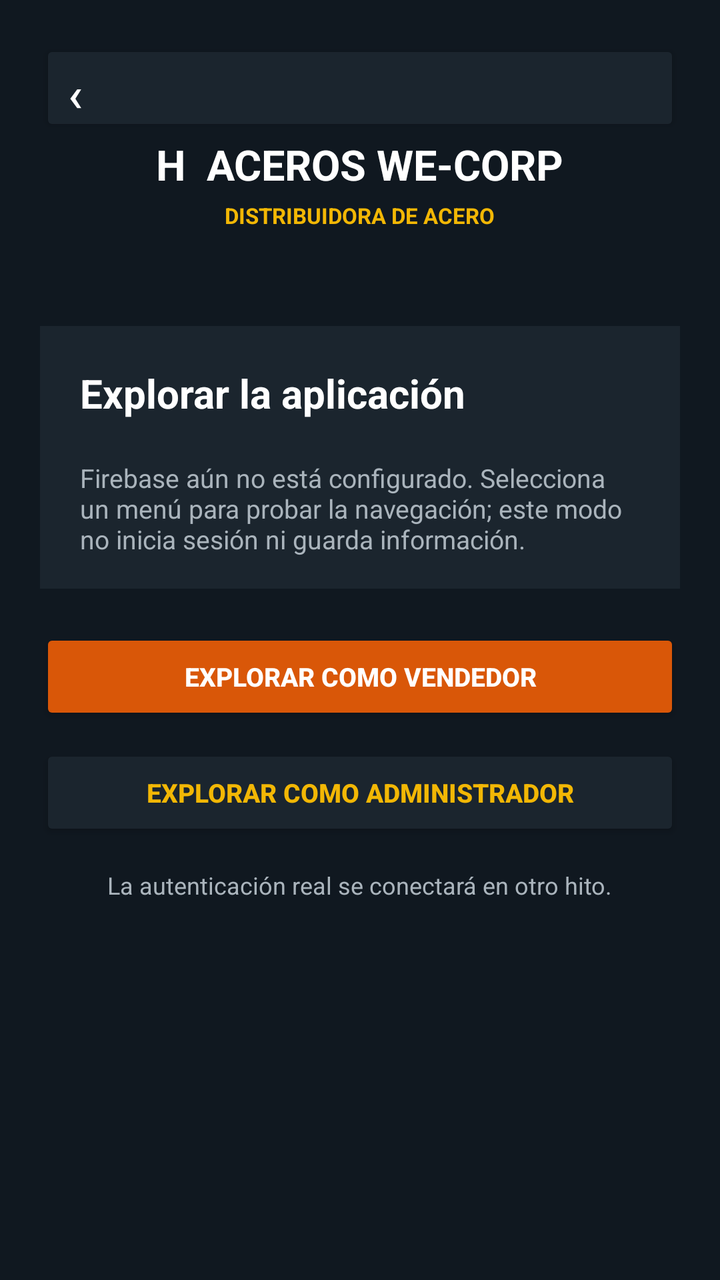
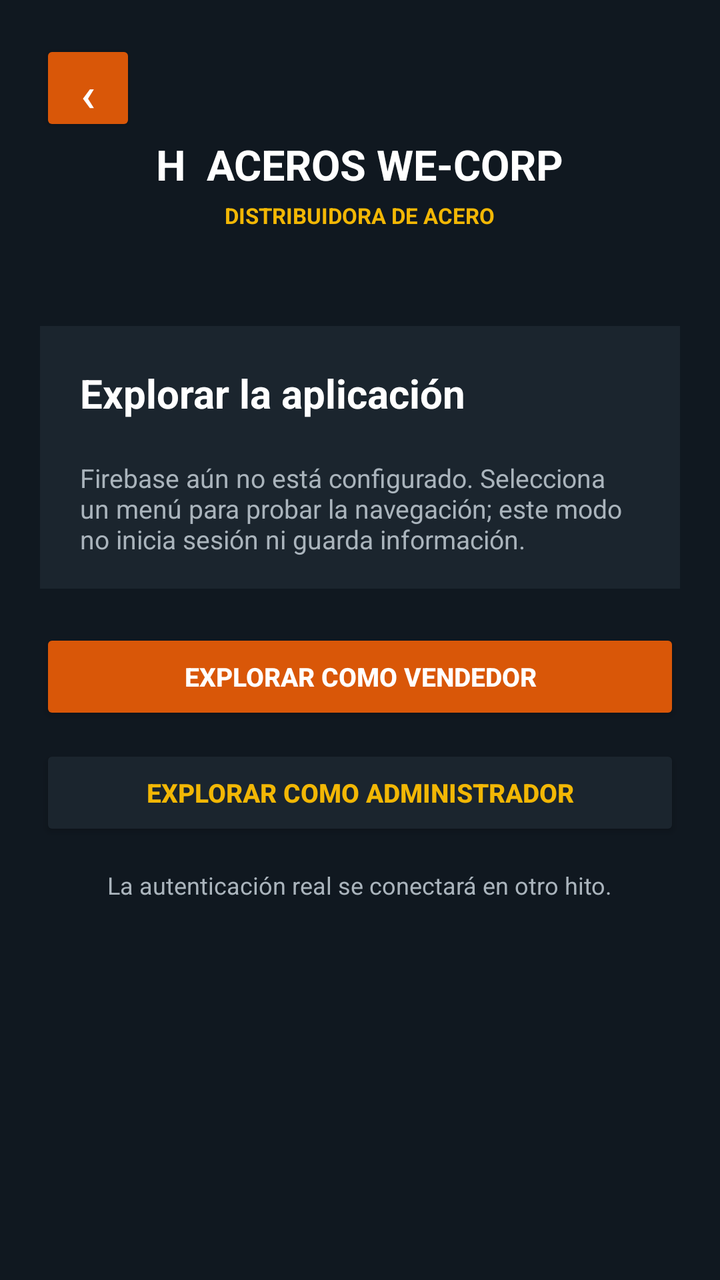

The first picture is an Android layout as it rendered before a commit; the second is the same layout after the commit. The layout source and the unified diff follow.
<!-- AndroidManifest.xml: application theme Theme.Aceroswecorp -->
<!-- res/layout/activity_control_acceso.xml -->
<?xml version="1.0" encoding="utf-8"?>
<ScrollView xmlns:android="http://schemas.android.com/apk/res/android"
    android:id="@+id/screen_root"
    android:layout_width="match_parent"
    android:layout_height="match_parent"
    android:background="#101820"
    android:fillViewport="true">

    <LinearLayout
        android:layout_width="match_parent"
        android:layout_height="wrap_content"
        android:gravity="center_horizontal"
        android:orientation="vertical"
        android:padding="20dp">

        <Button
            android:id="@+id/screen_back"
            android:layout_width="match_parent"
            android:layout_height="48dp"
            android:backgroundTint="#1B252E"
            android:contentDescription="@string/back"
            android:gravity="start|center_vertical"
            android:paddingStart="14dp"
            android:text="@string/back_arrow"
            android:textColor="#FFFFFF"
            android:textSize="24sp" />

        <TextView
            android:layout_width="wrap_content"
            android:layout_height="wrap_content"
            android:text="H  ACEROS WE-CORP"
            android:textColor="#FFFFFF"
            android:textSize="21sp"
            android:textStyle="bold" />

        <TextView
            android:layout_width="wrap_content"
            android:layout_height="wrap_content"
            android:layout_marginTop="4dp"
            android:text="DISTRIBUIDORA DE ACERO"
            android:textColor="#F2B705"
            android:textSize="11sp"
            android:textStyle="bold" />

        <TextView
            android:layout_width="match_parent"
            android:layout_height="wrap_content"
            android:layout_marginTop="48dp"
            android:background="#1B252E"
            android:padding="20dp"
            android:text="Explorar la aplicación"
            android:textColor="#FFFFFF"
            android:textSize="20sp"
            android:textStyle="bold" />

        <TextView
            android:layout_width="match_parent"
            android:layout_height="wrap_content"
            android:background="#1B252E"
            android:paddingStart="20dp"
            android:paddingEnd="20dp"
            android:paddingBottom="16dp"
            android:text="Firebase aún no está configurado. Selecciona un menú para probar la navegación; este modo no inicia sesión ni guarda información."
            android:textColor="#AAB4BC"
            android:textSize="13sp" />

        <Button
            android:id="@+id/button_enter_sales"
            android:layout_width="match_parent"
            android:layout_height="48dp"
            android:layout_marginTop="20dp"
            android:backgroundTint="#D95708"
            android:text="EXPLORAR COMO VENDEDOR"
            android:textColor="#FFFFFF"
            android:textSize="13sp"
            android:textStyle="bold" />

        <Button
            android:id="@+id/button_enter_admin"
            android:layout_width="match_parent"
            android:layout_height="48dp"
            android:layout_marginTop="10dp"
            android:backgroundTint="#1B252E"
            android:text="EXPLORAR COMO ADMINISTRADOR"
            android:textColor="#F2B705"
            android:textSize="13sp"
            android:textStyle="bold" />

        <TextView
            android:layout_width="wrap_content"
            android:layout_height="wrap_content"
            android:layout_marginTop="14dp"
            android:text="La autenticación real se conectará en otro hito."
            android:textColor="#AAB4BC"
            android:textSize="12sp" />
    </LinearLayout>
</ScrollView>
<!-- resources referenced by this layout -->
<resources>
  <string name="back">Volver</string>
  <string name="back_arrow">‹</string>
  <style name="Theme.Aceroswecorp" parent="Base.Theme.Aceroswecorp" />
  <style name="Base.Theme.Aceroswecorp" parent="Theme.Material3.DayNight.NoActionBar">
          
          
      </style>
</resources>

<!-- the commit's change to res/layout/activity_control_acceso.xml (unified diff, before → after) -->
@@ -15,15 +15,14 @@
 
         <Button
             android:id="@+id/screen_back"
-            android:layout_width="match_parent"
+            android:layout_width="48dp"
             android:layout_height="48dp"
-            android:backgroundTint="#1B252E"
+            android:backgroundTint="#D95708"
             android:contentDescription="@string/back"
-            android:gravity="start|center_vertical"
-            android:paddingStart="14dp"
             android:text="@string/back_arrow"
             android:textColor="#FFFFFF"
-            android:textSize="24sp" />
+            android:textSize="24sp"
+            android:layout_gravity="start" />
 
         <TextView
             android:layout_width="wrap_content"
